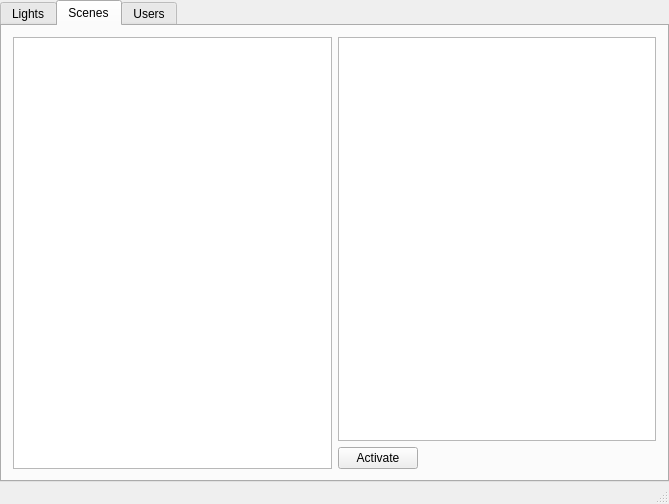
Baertierchen/shine, file apps/qtGui/shinegui.ui: the form before one commit.
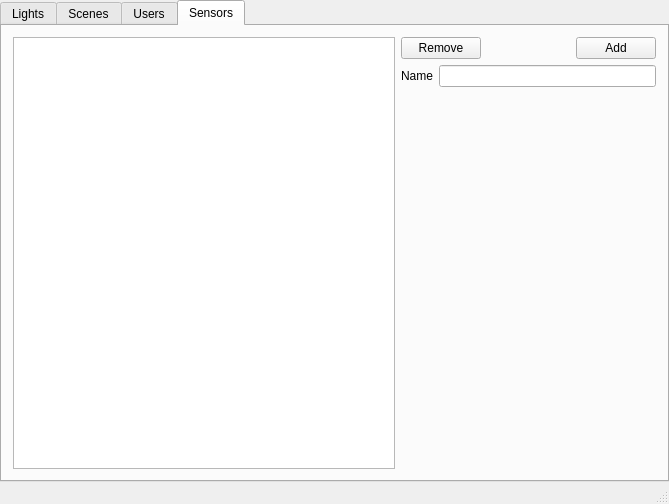
The form after the commit.

Commit message: Add sensor tab

What changed in the file:
```diff
--- a/apps/qtGui/shinegui.ui
+++ b/apps/qtGui/shinegui.ui
@@ -33,7 +33,7 @@
     <item>
      <widget class="QTabWidget" name="tabWidget">
       <property name="currentIndex">
-       <number>1</number>
+       <number>3</number>
       </property>
       <widget class="QWidget" name="tab_lights">
        <attribute name="title">
@@ -227,6 +227,104 @@
         </item>
        </layout>
       </widget>
+      <widget class="QWidget" name="tab_sensors">
+       <attribute name="title">
+        <string>Sensors</string>
+       </attribute>
+       <layout class="QHBoxLayout" name="horizontalLayout_9" stretch="3,2">
+        <item>
+         <widget class="QTableView" name="lv_sensors">
+          <property name="sizeAdjustPolicy">
+           <enum>QAbstractScrollArea::AdjustToContents</enum>
+          </property>
+          <property name="selectionMode">
+           <enum>QAbstractItemView::SingleSelection</enum>
+          </property>
+          <property name="selectionBehavior">
+           <enum>QAbstractItemView::SelectRows</enum>
+          </property>
+          <property name="gridStyle">
+           <enum>Qt::DotLine</enum>
+          </property>
+          <attribute name="verticalHeaderVisible">
+           <bool>false</bool>
+          </attribute>
+         </widget>
+        </item>
+        <item>
+         <layout class="QVBoxLayout" name="verticalLayout_4">
+          <item>
+           <layout class="QHBoxLayout" name="horizontalLayout_7">
+            <item>
+             <widget class="QPushButton" name="btn_removeSensor">
+              <property name="text">
+               <string>Remove</string>
+              </property>
+             </widget>
+            </item>
+            <item>
+             <spacer name="horizontalSpacer_3">
+              <property name="orientation">
+               <enum>Qt::Horizontal</enum>
+              </property>
+              <property name="sizeType">
+               <enum>QSizePolicy::Expanding</enum>
+              </property>
+              <property name="sizeHint" stdset="0">
+               <size>
+                <width>40</width>
+                <height>20</height>
+               </size>
+              </property>
+             </spacer>
+            </item>
+            <item>
+             <widget class="QPushButton" name="btn_addSensor">
+              <property name="text">
+               <string>Add</string>
+              </property>
+             </widget>
+            </item>
+           </layout>
+          </item>
+          <item>
+           <layout class="QHBoxLayout" name="horizontalLayout_8">
+            <item>
+             <widget class="QLabel" name="label_2">
+              <property name="text">
+               <string>Name</string>
+              </property>
+             </widget>
+            </item>
+            <item>
+             <widget class="QLineEdit" name="txt_sensorName">
+              <property name="sizePolicy">
+               <sizepolicy hsizetype="Expanding" vsizetype="Fixed">
+                <horstretch>0</horstretch>
+                <verstretch>0</verstretch>
+               </sizepolicy>
+              </property>
+             </widget>
+            </item>
+           </layout>
+          </item>
+          <item>
+           <spacer name="verticalSpacer">
+            <property name="orientation">
+             <enum>Qt::Vertical</enum>
+            </property>
+            <property name="sizeHint" stdset="0">
+             <size>
+              <width>20</width>
+              <height>40</height>
+             </size>
+            </property>
+           </spacer>
+          </item>
+         </layout>
+        </item>
+       </layout>
+      </widget>
      </widget>
     </item>
    </layout>
```
The commit also changes 8 other files.
